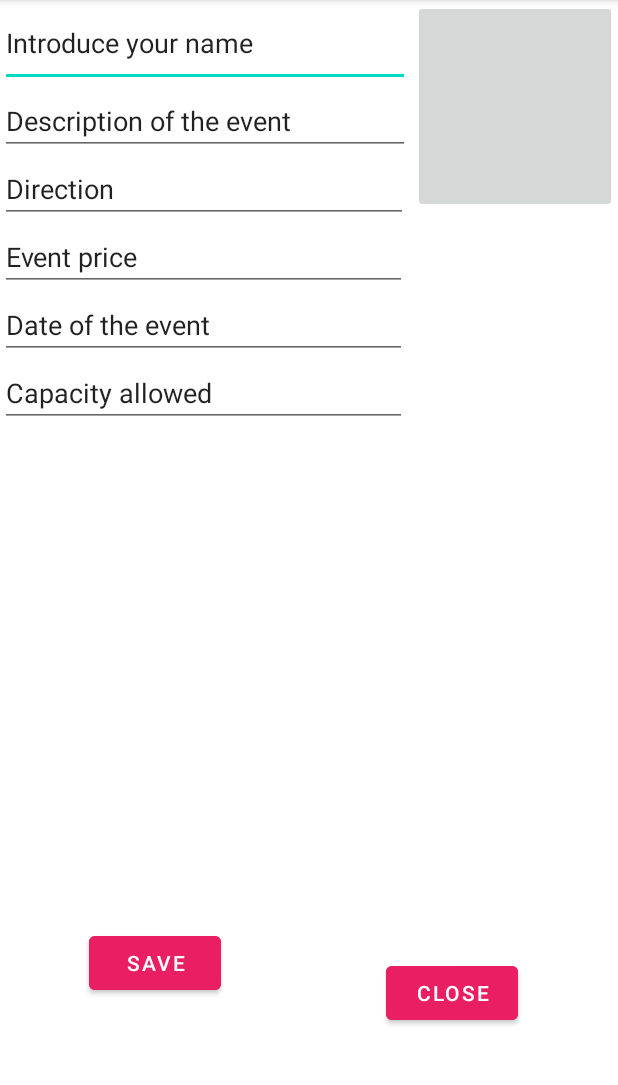
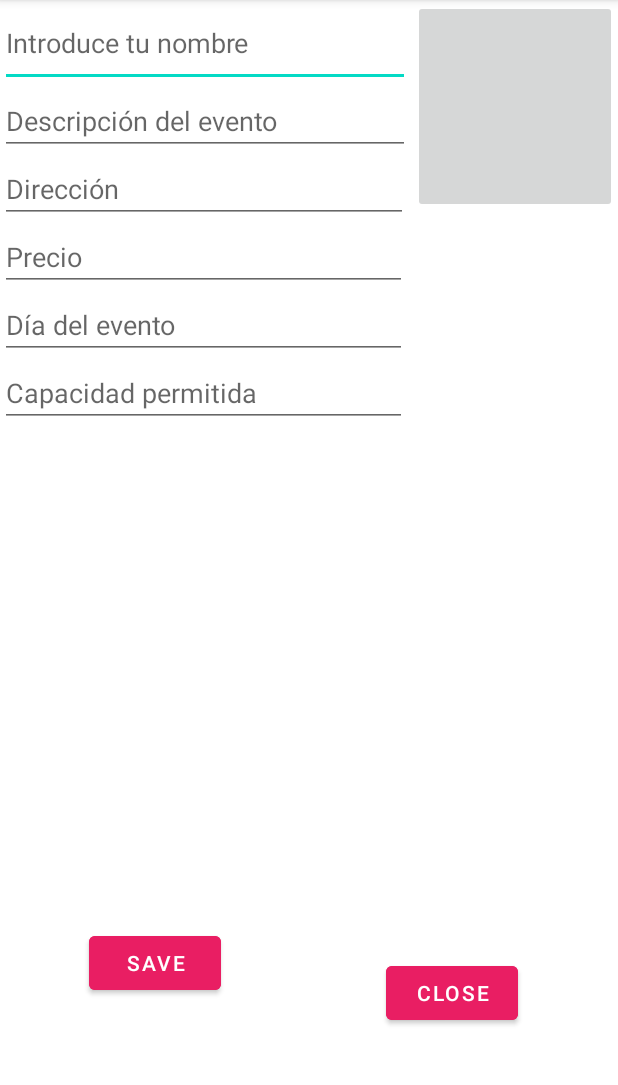
Before and after one commit to Silvia452/MisEventos2, an Android app: the RegistroDeEventos screen opened directly, with no data from a screen before it, on a phone screen of 412 x 824 dp, the part 84-1169 px from its top. Run offline under Robolectric (Android 15) with nearby library versions, the phone set to English and light mode, and no system bars; 1 statement that could not run was skipped.

Commit message:
Nuevos cambios

```diff
--- a/app/src/main/res/layout/activity_registro_de_eventos.xml
+++ b/app/src/main/res/layout/activity_registro_de_eventos.xml
@@ -25,48 +25,49 @@
             android:layout_width="273dp"
             android:layout_height="58dp"
             android:ems="10"
+            android:hint="Introduce tu nombre"
             android:inputType="textPersonName"
-            android:text="@string/Nombre" />
+            />
 
         <EditText
             android:id="@+id/Descripcion"
             android:layout_width="273dp"
             android:layout_height="wrap_content"
             android:ems="10"
-            android:inputType="textPersonName"
-            android:text="@string/Descripcion" />
+            android:hint="Descripción del evento"
+            android:inputType="textPersonName" />
 
         <EditText
             android:id="@+id/Direccion"
             android:layout_width="272dp"
             android:layout_height="wrap_content"
             android:ems="10"
-            android:inputType="textPersonName"
-            android:text="@string/Direccion" />
+            android:hint="Dirección"
+            android:inputType="textPersonName" />
 
         <EditText
             android:id="@+id/Precio"
             android:layout_width="match_parent"
             android:layout_height="wrap_content"
             android:ems="10"
-            android:inputType="numberDecimal"
-            android:text="@string/Precio" />
+            android:hint="Precio"
+            android:inputType="numberDecimal" />
 
         <EditText
             android:id="@+id/Fecha"
             android:layout_width="match_parent"
             android:layout_height="wrap_content"
             android:ems="10"
-            android:inputType="date"
-            android:text="@string/Fecha" />
+            android:hint="Día del evento"
+            android:inputType="date" />
 
         <EditText
             android:id="@+id/Aforo"
             android:layout_width="match_parent"
             android:layout_height="wrap_content"
             android:ems="10"
-            android:inputType="number"
-            android:text="@string/Aforo" />
+            android:hint="Capacidad permitida"
+            android:inputType="number" />
 
     </LinearLayout>
 
--- a/app/src/main/res/layout/item_evento.xml
+++ b/app/src/main/res/layout/item_evento.xml
@@ -14,19 +14,19 @@
         app:layout_constraintHorizontal_bias="0.056"
         app:layout_constraintStart_toStartOf="parent"
         app:layout_constraintTop_toTopOf="parent"
-        app:layout_constraintVertical_bias="0.026"
+        app:layout_constraintVertical_bias="0.238"
         tools:srcCompat="@tools:sample/avatars" />
 
     <LinearLayout
         android:layout_width="265dp"
         android:layout_height="277dp"
+        android:orientation="vertical"
         app:layout_constraintBottom_toBottomOf="parent"
         app:layout_constraintEnd_toEndOf="parent"
         app:layout_constraintHorizontal_bias="0.986"
         app:layout_constraintStart_toStartOf="parent"
         app:layout_constraintTop_toTopOf="parent"
-        app:layout_constraintVertical_bias="0.0"
-        android:orientation="vertical">
+        app:layout_constraintVertical_bias="0.317">
 
         <TextView
             android:id="@+id/tvNombre"
```
